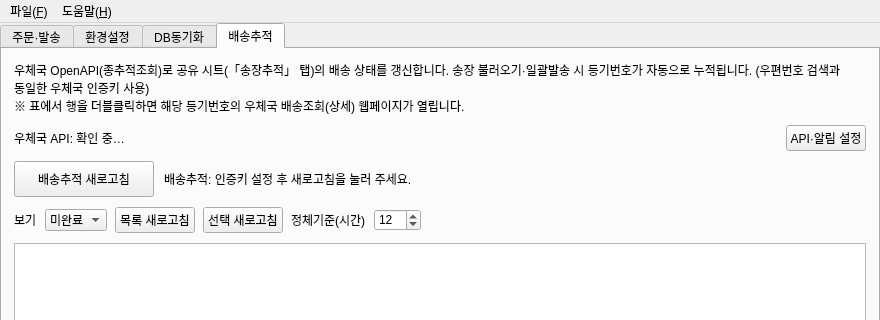
The window that ui/main_window.ui (Peanut0711/easy-fulfill) describes before a commit, drawn with Qt 5; both pictures show x 0 to 880 and y 0 to 320 of the 880 by 740 pixel window.
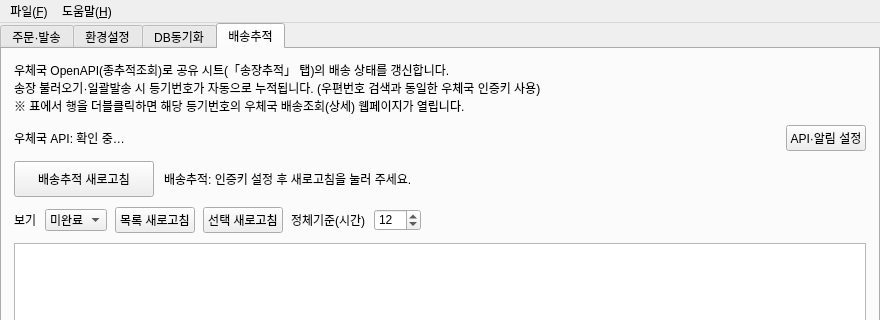
The same window after the commit. The open tabs and pages were chosen to show the change.

Commit message: style(ui): 배송추적 안내문 줄바꿈 정리(갱신합니다. 뒤 개행)

```diff
--- a/ui/main_window.ui
+++ b/ui/main_window.ui
@@ -1307,7 +1307,8 @@
         <item>
          <widget class="QLabel" name="label_tracking_intro">
           <property name="text">
-           <string>우체국 OpenAPI(종추적조회)로 공유 시트(「송장추적」 탭)의 배송 상태를 갱신합니다. 송장 불러오기·일괄발송 시 등기번호가 자동으로 누적됩니다. (우편번호 검색과 동일한 우체국 인증키 사용)
+           <string>우체국 OpenAPI(종추적조회)로 공유 시트(「송장추적」 탭)의 배송 상태를 갱신합니다.
+송장 불러오기·일괄발송 시 등기번호가 자동으로 누적됩니다. (우편번호 검색과 동일한 우체국 인증키 사용)
 ※ 표에서 행을 더블클릭하면 해당 등기번호의 우체국 배송조회(상세) 웹페이지가 열립니다.</string>
           </property>
           <property name="wordWrap">
```
